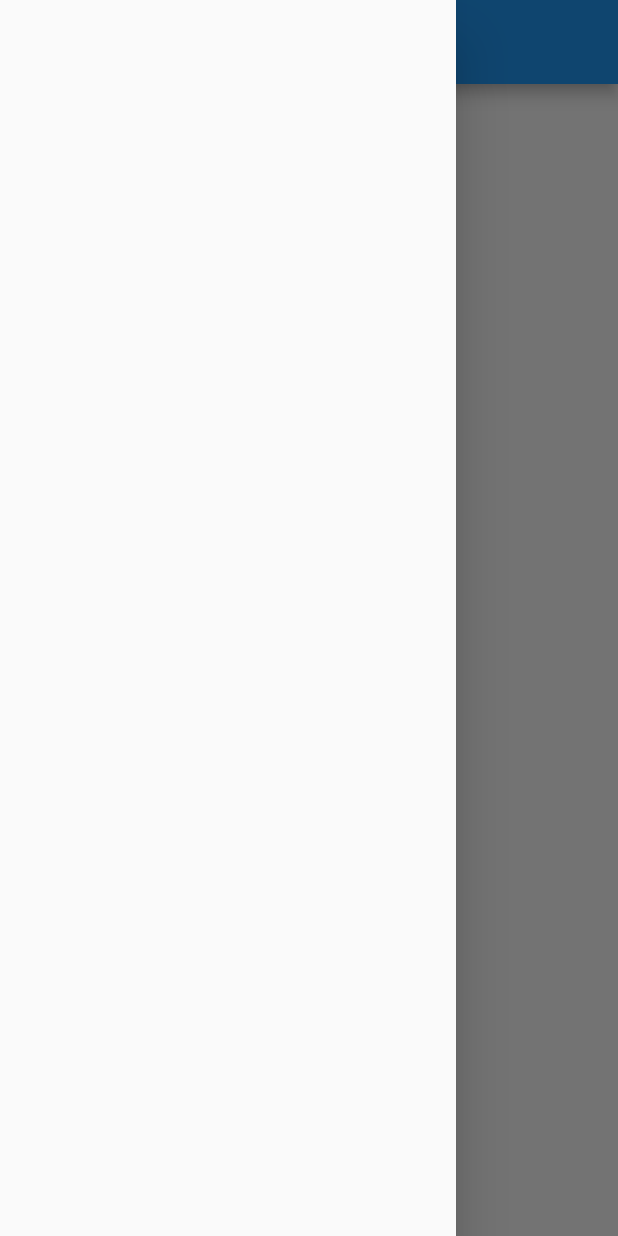
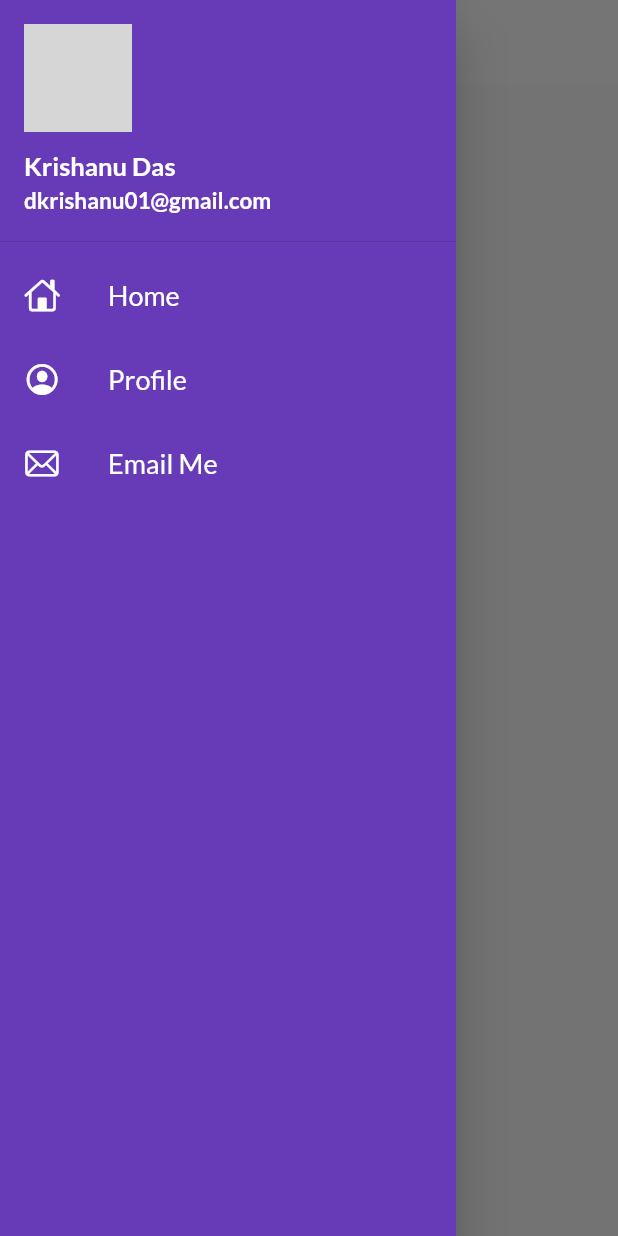
Before and after one commit to dkrishanu01/my_first_app, a Flutter app: the screen it shows after launch, with the side drawer open, on a phone screen of 412 x 824 dp. Run offline on Flutter 3.47's test engine with Material 2 defaults, Android fonts, the phone set to English and light mode, and no system bars; our stand-ins replace google_fonts; network calls fail; grey boxes are pictures that could not be loaded.

Commit message:
themes extracted

```diff
--- a/lib/home_page.dart
+++ /dev/null
@@ -1,19 +0,0 @@
-import 'package:flutter/material.dart';
-
-class HomePage extends StatelessWidget {
- final int days=30;
-
-  @override
-  Widget build(BuildContext context) {
-      return Scaffold(
-        appBar: AppBar(),
-        body: Center(
-            child: Container(
-              child: Text("Welcome to $days days of flutter"),
-            ),
-        ),
-
-        drawer: Drawer(),
-    );
-  }
-}
--- a/lib/main.dart
+++ b/lib/main.dart
@@ -1,9 +1,14 @@
 import 'package:flutter/material.dart';
-import 'package:my_first_app/home_page.dart';
+import 'package:google_fonts/google_fonts.dart';
+import 'package:my_first_app/pages/home_page.dart';
+import 'package:my_first_app/pages/login_page.dart';
+import 'package:my_first_app/utils/routes.dart';
+import 'package:my_first_app/widgets/themes.dart';
 
 void main() {
   runApp(const MyApp());
 }
+
 
 class MyApp extends StatelessWidget {
   const MyApp({super.key});
@@ -13,7 +18,20 @@ class MyApp extends StatelessWidget {
   Widget build(BuildContext context) {
 
     return MaterialApp(
-      home: HomePage(),
+
+      themeMode: ThemeMode.light,
+      theme: MyTheme.lightTheme(context),
+
+      debugShowCheckedModeBanner: false,
+      darkTheme: ThemeData(
+        brightness: Brightness.light,
+      ),
+       initialRoute: MyRoutes.HomeRoute,
+       routes: {
+        "/": (context) => LoginPage(),
+        MyRoutes.HomeRoute: (context) => HomePage(), //here "/" it specifies the home routes
+         MyRoutes.LoginRoute: (context) => LoginPage(),
+    },
     );
   }
 }
--- /dev/null
+++ b/lib/pages/home_page.dart
@@ -0,0 +1,25 @@
+import 'package:flutter/material.dart';
+import 'package:my_first_app/widgets/drawer.dart';
+
+
+class HomePage extends StatelessWidget {
+ final int days=30;
+
+  @override
+  Widget build(BuildContext context) {
+      return Scaffold(
+        appBar: AppBar(
+          title: Text("Catalogue App",
+          style: TextStyle(color: Colors.black),
+        ),
+        ),
+        body: Center(
+            child: Container(
+              child: Text("Welcome to $days days of flutter"),
+            ),
+        ),
+
+        drawer: MyDrawer(),
+    );
+  }
+}
--- /dev/null
+++ b/lib/utils/routes.dart
@@ -0,0 +1,5 @@
+class MyRoutes{
+static String LoginRoute="/login";
+static String HomeRoute="/home";
+
+}
--- /dev/null
+++ b/lib/widgets/drawer.dart
@@ -0,0 +1,85 @@
+import 'package:flutter/cupertino.dart';
+import 'package:flutter/material.dart';
+
+class MyDrawer extends StatelessWidget {
+  const MyDrawer({Key? key}) : super(key: key);
+
+  @override
+  Widget build(BuildContext context) {
+    return Drawer(
+      child: Container(
+        color: Colors.deepPurple,
+        child: ListView(
+          padding: EdgeInsets.zero,
+          children: [
+             DrawerHeader(
+              padding: EdgeInsets.zero,
+                child: UserAccountsDrawerHeader(
+                  decoration: BoxDecoration(color: Colors.deepPurple),
+                  currentAccountPicture: CircleAvatar(
+                  backgroundImage: NetworkImage("https://cdn.pixabay.com/photo/2015/04/23/22/00/tree-736885__340.jpg"),
+                  ),
+                  margin: EdgeInsets.zero,
+                  accountName: Text("Krishanu Das",
+                      style: TextStyle(
+                      fontSize: 17,
+                      fontWeight: FontWeight.bold,
+                      color: Colors.white
+                  )
+                  ),
+                  accountEmail: Text("dkrishanu01@gmail.com",
+                      style: TextStyle(
+                      fontSize: 15,
+                      fontWeight: FontWeight.bold,
+                      color: Colors.white
+                  )
+
+                  ),
+                ),
+            ),
+            ListTile(
+              leading: Icon(
+                  CupertinoIcons.home,
+                   color: Colors.white,
+              ),
+              title: Text("Home",
+              style: TextStyle(
+                fontSize: 18,
+                color: Colors.white,
+              )
+              ),
+
+            ),
+
+            ListTile(
+              leading: Icon(
+                CupertinoIcons.profile_circled,
+                color: Colors.white,
+              ),
+              title: Text("Profile",
+                  style: TextStyle(
+                    fontSize: 18,
+                    color: Colors.white,
+                  )
+              ),
+
+            ),
+            ListTile(
+              leading: Icon(
+                CupertinoIcons.mail,
+                color: Colors.white,
+              ),
+              title: Text("Email Me",
+                  style: TextStyle(
+                    fontSize: 18,
+                    color: Colors.white,
+                  )
+              ),
+
+            )
+          ],
+        ),
+      ),
+    );
+  }
+}
--- /dev/null
+++ b/lib/widgets/themes.dart
@@ -0,0 +1,17 @@
+import 'package:flutter/material.dart';
+import 'package:google_fonts/google_fonts.dart';
+
+class MyTheme{
+    static ThemeData lightTheme(BuildContext context) => ThemeData(
+    primarySwatch: Colors.indigo,
+    fontFamily: GoogleFonts.lato().fontFamily,
+    primaryTextTheme: GoogleFonts.latoTextTheme(),
+    appBarTheme: AppBarTheme(
+      color: Colors.white,
+       elevation: 0.0, //shadow under the app bar..
+      iconTheme: IconThemeData(color: Colors.black),
+    )
+);
+
+static ThemeData darkTheme(BuildContext context) => ThemeData( );
+}
```
Also changed, not shown: lib/pages/login_page.dart (added, +150 -0 lines), pubspec.yaml (+5 -3 lines), assets/images/undraw_secure_login_pdn4.png (added), pubspec.lock, 1 other file.
